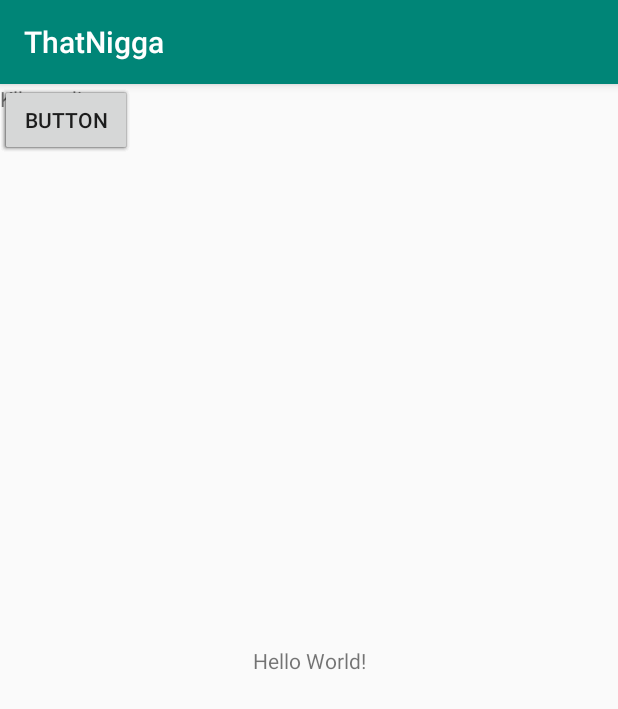
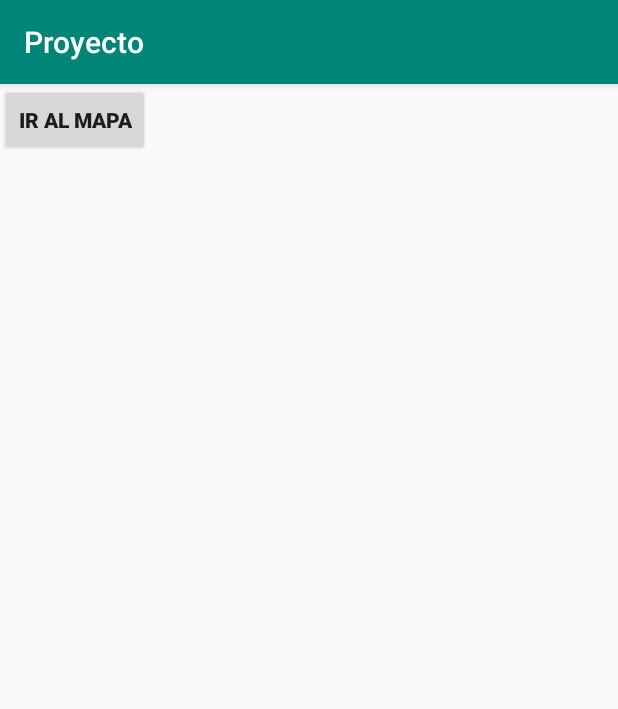
Before and after one commit to BlackZone017/Places2Go, an Android app: the screen it shows after launch (MainActivity), on a phone screen of 412 x 824 dp. Shown: the top 709 px of the screen. Run offline under Robolectric (Android 15) with nearby library versions, the light colour scheme and no system bars.

Commit message:
Update Proyecto

```diff
--- /dev/null
+++ b/app/src/main/java/com/example/olive/proyecto/MainActivity.java
@@ -0,0 +1,68 @@
+package com.example.olive.proyecto;
+
+import android.app.Dialog;
+import android.content.Intent;
+import android.support.v7.app.AppCompatActivity;
+import android.os.Bundle;
+import android.util.Log;
+import android.view.View;
+import android.widget.Button;
+import android.widget.Toast;
+
+import com.google.android.gms.common.ConnectionResult;
+import com.google.android.gms.common.GoogleApiAvailability;
+
+public class MainActivity extends AppCompatActivity {
+
+    private static final String TAG = "MainActivity";
+
+    //para confirmar que se tiene la version correcta de google play services
+    private static  final int ERROR_REQUEST=9001;
+
+    @Override
+    protected void onCreate(Bundle savedInstanceState) {
+        super.onCreate(savedInstanceState);
+        setContentView(R.layout.activity_main);
+
+        if (isServicesOK()){
+            init();
+        }
+    }
+
+    public void init(){
+
+        Button btnMapa = findViewById(R.id.btnMapa);
+        btnMapa.setOnClickListener(new View.OnClickListener() {
+            @Override
+            public void onClick(View view) {
+                Intent intent = new Intent(MainActivity.this,MapActivity.class);
+                startActivity(intent);
+            }
+        });
+
+
+    }
+
+    public boolean isServicesOK(){
+        Log.d(TAG, "isServicesOK: Confirmando que tienen la version correcta del play services ");
+
+        int disponible = GoogleApiAvailability.getInstance().isGooglePlayServicesAvailable(MainActivity.this);
+
+        if (disponible == ConnectionResult.SUCCESS){
+            // TODO ESTA CORRECTO
+            Log.d(TAG, "isServicesOK: Google play Services esta funcionando");
+
+            return true;
+        }
+        else if (GoogleApiAvailability.getInstance().isUserResolvableError(disponible)){
+            //Ocurrio un error pero puede resolverse
+            Log.d(TAG, "isServicesOK: Ocurrio un error pero puede resolverse");
+            Dialog dialog = GoogleApiAvailability.getInstance().getErrorDialog(MainActivity.this,disponible,ERROR_REQUEST);
+            dialog.show();
+        }else{
+            Toast.makeText(this,"No puedes hacer Peticiones a Maps",Toast.LENGTH_SHORT).show();
+        }
+        return false;
+    }
+
+}
--- a/app/src/main/res/layout/activity_main.xml
+++ b/app/src/main/res/layout/activity_main.xml
@@ -6,57 +6,11 @@
     android:layout_height="match_parent"
     tools:context=".MainActivity">
 
-    <TextView
+    <Button
         android:layout_width="wrap_content"
         android:layout_height="wrap_content"
-        android:text="Hello World!"
-        app:layout_constraintBottom_toBottomOf="parent"
-        app:layout_constraintLeft_toLeftOf="parent"
-        app:layout_constraintRight_toRightOf="parent"
-        app:layout_constraintTop_toTopOf="parent" />
-
-    <Button
-        android:id="@+id/button"
-        android:layout_width="wrap_content"
-        android:layout_height="wrap_content"
-        android:text="Button"
-        tools:layout_editor_absoluteX="134dp"
-        tools:layout_editor_absoluteY="112dp" />
-
-    <Button
-        android:id="@+id/button5"
-        android:layout_width="wrap_content"
-        android:layout_height="wrap_content"
-        android:text="Button"
-        tools:layout_editor_absoluteX="28dp"
-        tools:layout_editor_absoluteY="64dp" />
-
-    <Button
-        android:id="@+id/button4"
-        android:layout_width="wrap_content"
-        android:layout_height="wrap_content"
-        android:text="Button"
-        tools:layout_editor_absoluteX="198dp"
-        tools:layout_editor_absoluteY="177dp" />
-
-    <Button
-        android:id="@+id/button2"
-        android:layout_width="wrap_content"
-        android:layout_height="wrap_content"
-        android:text="Button"
-        tools:layout_editor_absoluteX="177dp"
-        tools:layout_editor_absoluteY="341dp" />
-    <TextView
-        android:layout_width="match_parent"
-        android:layout_height="wrap_content"
-        android:text="Klkgoudi"/>
-
-    <Button
-        android:id="@+id/button3"
-        android:layout_width="wrap_content"
-        android:layout_height="wrap_content"
-        android:text="Button"
-        tools:layout_editor_absoluteX="70dp"
-        tools:layout_editor_absoluteY="245dp" />
+        android:textStyle="bold"
+        android:text="Ir al Mapa"
+        android:id="@+id/btnMapa"/>
 
 </android.support.constraint.ConstraintLayout>
--- a/app/src/main/res/values/strings.xml
+++ b/app/src/main/res/values/strings.xml
@@ -1,3 +1,4 @@
 <resources>
-    <string name="app_name">ThatNigga</string>
+    <string name="app_name">Proyecto</string>
+    <string name="API_key">AIzaSyAJlnFtDGi6nImwngXAPrJbtr6Tw0pyTys</string>
 </resources>
--- a/build.gradle
+++ b/build.gradle
@@ -19,6 +19,7 @@ allprojects {
     repositories {
         google()
         jcenter()
+
     }
 }
 
```
Also changed, not shown: app/build.gradle (+7 -4 lines), app/src/main/AndroidManifest.xml (+15 -1 lines), app/src/main/java/com/example/olive/proyecto/MapActivity.java (added, +158 -0 lines), app/src/main/res/layout/activity_map.xml (added, +15 -0 lines), 2 other files.
